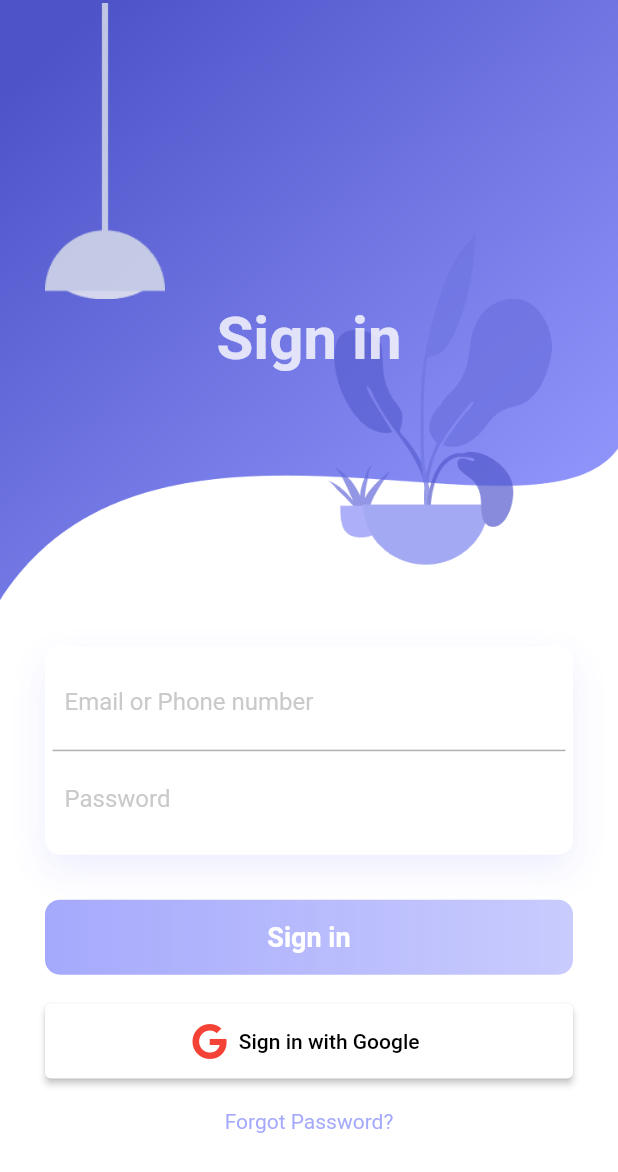
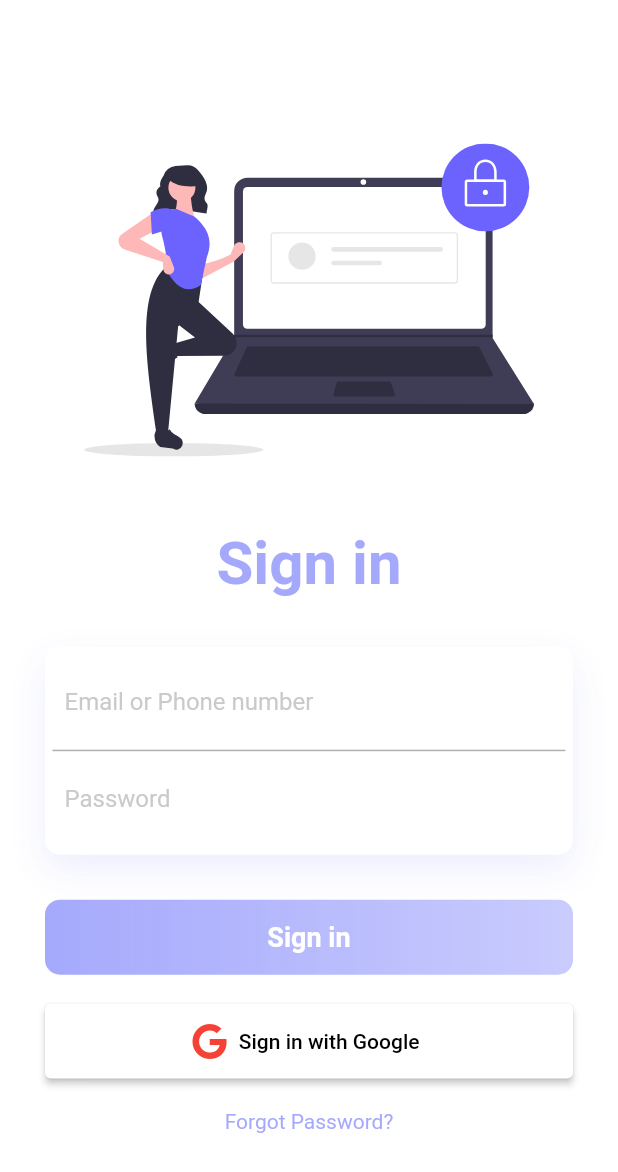
Before and after one commit to waelTeam/centre-de-formation, a Flutter app: the screen it shows after launch, after a tap on "Login", on a phone screen of 412 x 824 dp. Shown: the top 1172 px of the screen. Run offline on Flutter 3.47's test engine with Material 2 defaults, Android fonts, the phone set to English and light mode, and no system bars; our stand-ins replace firebase_auth, flutter_icons, flutter_svg, font_awesome_flutter, google_sign_in, simple_animations; accounts and stored records are empty.

Commit message:
login & register & welcome screen 3

```diff
--- a/lib/screens/login_screen.dart
+++ b/lib/screens/login_screen.dart
@@ -1,14 +1,15 @@
  import 'package:centredeformation/screens/main_screen.dart';
-import 'registration_screen.dart';
 import 'package:flutter/material.dart';
  import '/animation/FadeAnimation.dart';
  import'../componenets/rounded_button.dart';
  import'../provider/google_sign_in.dart';
  import'main_screen.dart';
  import 'package:font_awesome_flutter/font_awesome_flutter.dart';
+ import 'package:flutter_svg/flutter_svg.dart';
 // //start
 class Login extends StatelessWidget {
   static const String id='login_screen';
+  final String assetLogin= 'assets/images/secure_login.svg';
   @override
   Widget build(BuildContext context) {
     return Scaffold(
@@ -18,34 +19,27 @@ class Login extends StatelessWidget {
             child: Column(
               children: <Widget>[
                 Container(
-                  height: 400,
-                  decoration: BoxDecoration(
-                      image: DecorationImage(
-                          image: AssetImage('assets/images/background.png'),
-                          fit: BoxFit.fill
-                      )
-                  ),
+                   height: 400,
                   child: Stack(
+                    alignment: Alignment.center,
                     children: <Widget>[
-                      Positioned(
-                        left: 30,
-                        width: 80,
-                        height: 200,
-                        child: FadeAnimation(1, Container(
-                          decoration: BoxDecoration(
-                              image: DecorationImage(
-                                  image: AssetImage('assets/images/light-1.png')
-                              )
-                          ),
-                        )),
+                      Expanded(
+                        child: SvgPicture.asset(
+                            assetLogin,
+                            semanticsLabel: 'Acme Logo',
+                          width: 300,
+
+                        ),
                       ),
-
 
                       Positioned(
                         child: FadeAnimation(1.6, Container(
-                          margin: EdgeInsets.only(top: 50),
+                          margin: EdgeInsets.only(top:350),
+
                           child: Center(
-                            child: Text("Sign in", style: TextStyle(color: Colors.white, fontSize: 40, fontWeight: FontWeight.bold),),
+                            child: Text("Sign in", style:
+                            TextStyle(color:Color.fromRGBO(143, 148, 251, 1),
+                                fontSize: 40, fontWeight: FontWeight.bold),),
                           ),
                         )),
                       )
--- a/lib/screens/welcome_screen.dart
+++ b/lib/screens/welcome_screen.dart
@@ -6,14 +6,14 @@ import 'package:flutter_svg/flutter_svg.dart';
 
 class WelcomeScreen extends StatefulWidget {
   static const String id ='welcome';
-  final String assetName = 'assets/images/hello.svg';
+  final String assetName = 'assets/images/education.svg';
 
   @override
   _WelcomeScreenState createState() => _WelcomeScreenState();
 }
 
 class _WelcomeScreenState extends State<WelcomeScreen> {
-  final String assetName = 'assets/images/hello.svg';
+  final String assetName = 'assets/images/education.svg';
 
   @override
   Widget build(BuildContext context) {
@@ -22,17 +22,17 @@ class _WelcomeScreenState extends State<WelcomeScreen> {
         child: Container(
           width: double.infinity,
           height: MediaQuery.of(context).size.height,
-          padding: EdgeInsets.symmetric(horizontal: 30, vertical: 50),
+          padding: EdgeInsets.symmetric(horizontal: 20, vertical: 100),
           child: Column(
             mainAxisAlignment: MainAxisAlignment.spaceBetween,
             crossAxisAlignment: CrossAxisAlignment.center,
             children: <Widget>[
               Column(
                 children: <Widget>[
-
                   FadeAnimation(1, Text("Welcome", style: TextStyle(
                       fontWeight: FontWeight.bold,
-                      fontSize: 30
+                      fontSize: 40
+
                   ),)),
                   SizedBox(height: 20,),
                   FadeAnimation(1.2, Text("Automatic identity verification which enables you to verify your identity",
@@ -47,7 +47,8 @@ class _WelcomeScreenState extends State<WelcomeScreen> {
               Expanded(
                 child: SvgPicture.asset(
                     assetName,
-                    semanticsLabel: 'Acme Logo'
+                    semanticsLabel: 'Acme Logo',
+                  width: double.infinity,
                 ),
               ),
               Column(
```
Also changed, not shown: lib/screens/registration_screen.dart (+20 -44 lines), assets/images/hello.svg (deleted), assets/images/secure_login.svg (added).
